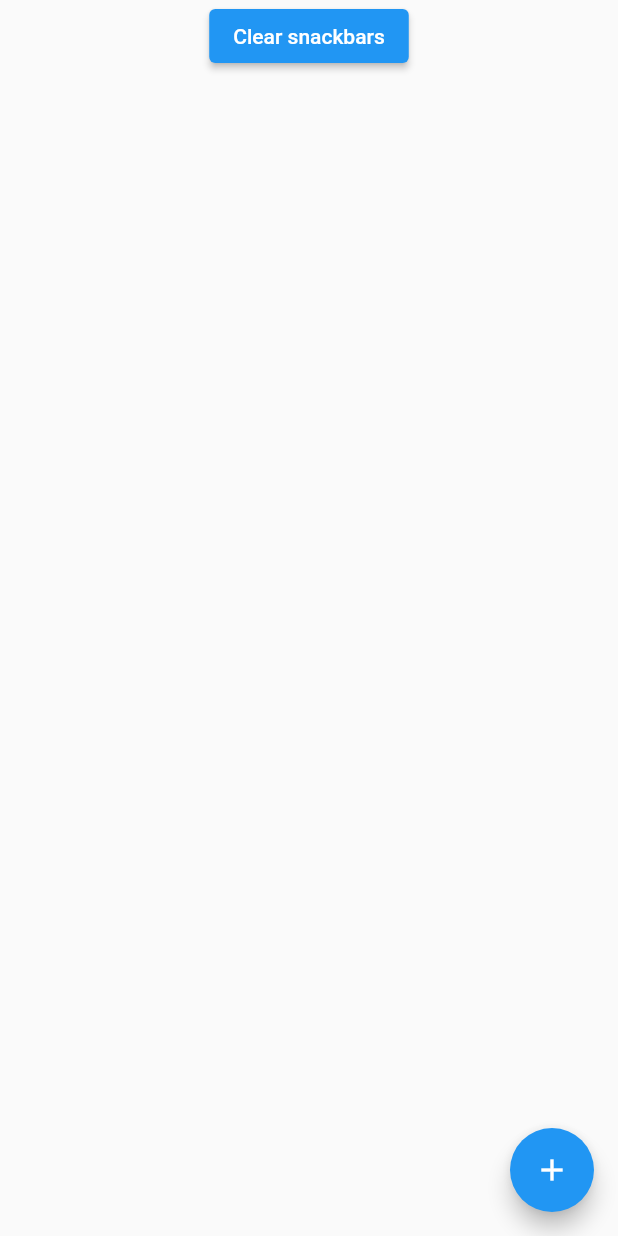
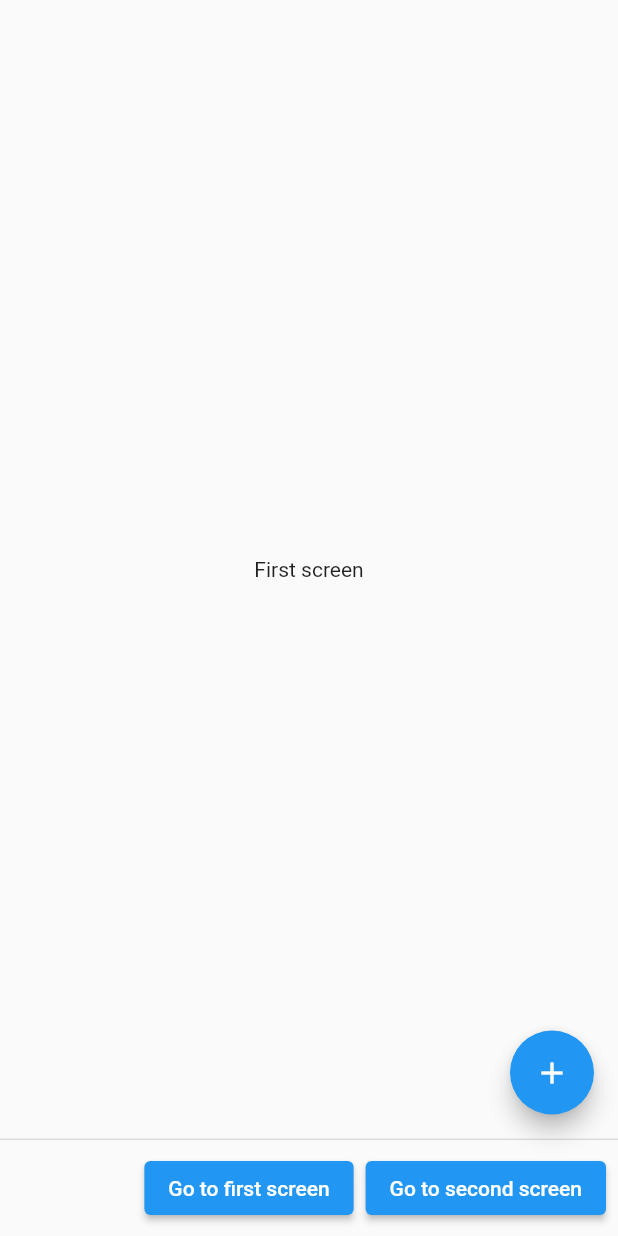
Before and after one commit to Undeadlol1/build_context_provider, a Flutter app: the screen it shows after launch, on a phone screen of 412 x 824 dp. Run offline on Flutter 3.47's test engine with Material 2 defaults, Android fonts, the phone set to English and light mode, and no system bars.

Commit message:
feat: add routing to example project

```diff
--- a/example/lib/main.dart
+++ b/example/lib/main.dart
@@ -7,33 +7,71 @@ class _App extends StatelessWidget {
   @override
   Widget build(BuildContext context) {
     return MaterialApp(
-      home: Scaffold(
+      initialRoute: '/first',
+      routes: {
+        '/first': (context) => const _Layout(child: _FirstScreen()),
+        '/second': (context) => const _Layout(child: _SecondScreen()),
+      },
+    );
+  }
+}
+
+class _FirstScreen extends StatelessWidget {
+  const _FirstScreen({Key? key}) : super(key: key);
+
+  @override
+  Widget build(BuildContext context) {
+    return const Center(
+      child: Text('First screen'),
+    );
+  }
+}
+
+class _SecondScreen extends StatelessWidget {
+  const _SecondScreen({Key? key}) : super(key: key);
+
+  @override
+  Widget build(BuildContext context) {
+    return const Center(
+      child: Text('Second screen'),
+    );
+  }
+}
+
+class _Layout extends StatelessWidget {
+  final Widget child;
+  const _Layout({Key? key, required this.child}) : super(key: key);
+
+  @override
+  Widget build(BuildContext context) {
+    return Scaffold(
       body: SafeArea(
-          child: SingleChildScrollView(
         child: Column(
           mainAxisSize: MainAxisSize.max,
-              mainAxisAlignment: MainAxisAlignment.end,
-              crossAxisAlignment: CrossAxisAlignment.center,
+          mainAxisAlignment: MainAxisAlignment.center,
           children: [
-                Center(
-                  child: Builder(
-                    builder: (buildContext) {
-                      return ElevatedButton(
-                        child: const Text('Clear snackbars'),
-                        onPressed: () => ScaffoldMessenger.of(buildContext).clearSnackBars(),
-                      );
-                    },
-                  ),
-                ),
+            child,
             const ListenerThatRunsFunctionsWithBuildContext(),
           ],
         ),
       ),
+      persistentFooterButtons: [
+        ElevatedButton(
+          child: const Text('Go to first screen'),
+          onPressed: () => provideBuildContext(
+            (context) => Navigator.pushNamed(context, '/first'),
           ),
+        ),
+        ElevatedButton(
+          child: const Text('Go to second screen'),
+          onPressed: () => provideBuildContext(
+            (context) => Navigator.pushNamed(context, '/second'),
+          ),
+        ),
+      ],
       floatingActionButton: const FloatingActionButton(
         child: Icon(Icons.add),
         onPressed: _displaySnackbar,
-        ),
       ),
     );
   }
@@ -59,7 +97,9 @@ class _Snackbar extends StatelessWidget {
       child: Column(
         children: const [
           Text('If you see this snackbar then everything is working properly.'),
-          Text('Function that creates this snackbar was called without a build context.')
+          Text(
+            'Function that creates this snackbar was called without a build context.',
+          )
         ],
       ),
     );
```
Lines whose indentation alone changed are shown as unchanged.
